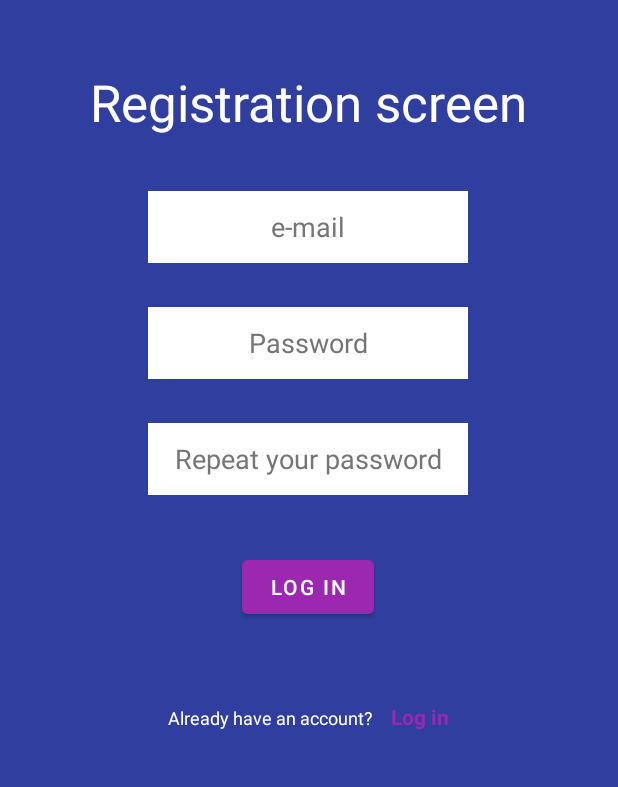
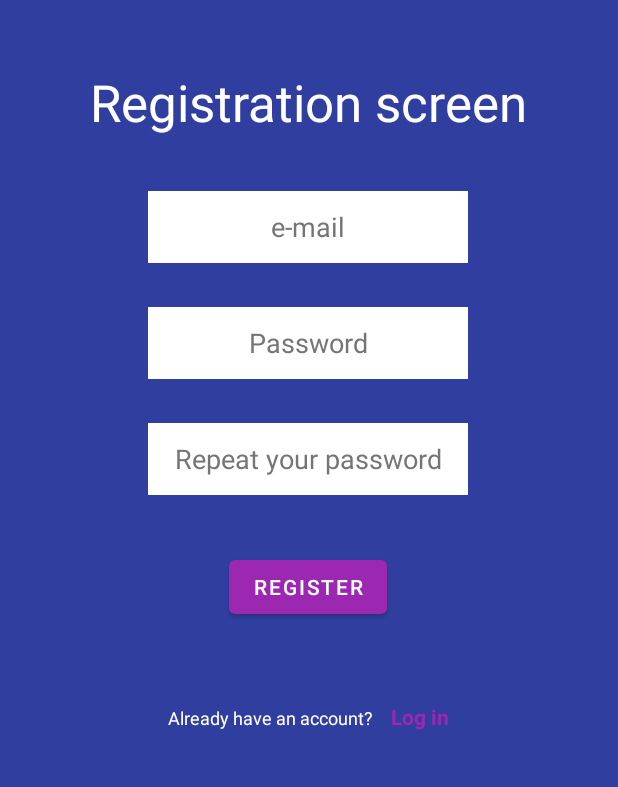
Before and after one commit to Damian-Chowanski/EngineeringThesis, an Android app: the RegistrationActivity screen opened directly, with no data from a screen before it, on a phone screen of 412 x 824 dp, the part 449-1236 px from its top. Run offline under Robolectric (Android 15) with nearby library versions, the phone set to English and light mode, and no system bars.

Commit message:
Registration's Edit text condition added

```diff
--- a/app/src/main/res/layout/activity_registration.xml
+++ b/app/src/main/res/layout/activity_registration.xml
@@ -30,7 +30,7 @@
         android:textAlignment="center"
         android:textColor="@color/white"
         android:textSize="34sp"
-        app:layout_constraintBottom_toTopOf="@+id/login_email"
+        app:layout_constraintBottom_toTopOf="@+id/register_email"
         app:layout_constraintEnd_toEndOf="parent"
         app:layout_constraintHorizontal_bias="0.497"
         app:layout_constraintStart_toStartOf="parent"
@@ -38,7 +38,7 @@
         app:layout_constraintVertical_bias="0.564" />
 
     <EditText
-        android:id="@+id/login_email"
+        android:id="@+id/register_email"
         android:layout_width="wrap_content"
         android:layout_height="wrap_content"
         android:layout_marginTop="8dp"
@@ -52,14 +52,14 @@
         android:textAlignment="center"
         android:textColor="@color/black"
         android:textColorHint="#757575"
-        app:layout_constraintBottom_toTopOf="@+id/login_password"
+        app:layout_constraintBottom_toTopOf="@+id/registration_password"
         app:layout_constraintEnd_toEndOf="parent"
         app:layout_constraintHorizontal_bias="0.497"
         app:layout_constraintStart_toStartOf="parent"
         app:layout_constraintTop_toBottomOf="@+id/registration_tittle" />
 
     <EditText
-        android:id="@+id/login_password"
+        android:id="@+id/registration_password"
         android:layout_width="wrap_content"
         android:layout_height="wrap_content"
         android:layout_marginBottom="8dp"
@@ -75,7 +75,7 @@
         app:layout_constraintEnd_toEndOf="parent"
         app:layout_constraintHorizontal_bias="0.497"
         app:layout_constraintStart_toStartOf="parent"
-        app:layout_constraintTop_toBottomOf="@+id/login_email" />
+        app:layout_constraintTop_toBottomOf="@+id/register_email" />
 
     <EditText
         android:id="@+id/repeat_password"
@@ -89,18 +89,18 @@
         android:minHeight="48dp"
         android:textAlignment="center"
         android:textColorHint="#757575"
-        app:layout_constraintBottom_toTopOf="@+id/login_button"
+        app:layout_constraintBottom_toTopOf="@+id/btn_register"
         app:layout_constraintEnd_toEndOf="parent"
         app:layout_constraintHorizontal_bias="0.497"
         app:layout_constraintStart_toStartOf="parent"
-        app:layout_constraintTop_toBottomOf="@+id/login_password" />
+        app:layout_constraintTop_toBottomOf="@+id/registration_password" />
 
     <Button
-        android:id="@+id/login_button"
+        android:id="@+id/btn_register"
         android:layout_width="wrap_content"
         android:layout_height="wrap_content"
         android:layout_marginBottom="32dp"
-        android:text="@string/log_in_button"
+        android:text="@string/register"
         app:backgroundTint="@color/secondary"
         app:layout_constraintBottom_toTopOf="@+id/login_line"
         app:layout_constraintEnd_toEndOf="parent"
@@ -117,7 +117,7 @@
         app:layout_constraintEnd_toEndOf="parent"
         app:layout_constraintHorizontal_bias="0.498"
         app:layout_constraintStart_toStartOf="parent"
-        app:layout_constraintTop_toBottomOf="@+id/login_button">
+        app:layout_constraintTop_toBottomOf="@+id/btn_register">
 
         <TextView
             android:id="@+id/have_an_account_text"
--- a/app/src/main/res/values/strings.xml
+++ b/app/src/main/res/values/strings.xml
@@ -11,4 +11,5 @@
     <string name="repeat_password">Repeat your password</string>
     <string name="already_have_an_account">Already have an account?</string>
     <string name="log_in_textView">Log in</string>
+    <string name="register">Register</string>
 </resources>
```
Also changed, not shown: app/src/main/java/com/example/engineeringapp/RegistrationActivity.kt (+42 -3 lines), app/src/main/res/layout/activity_login.xml (+9 -9 lines), app/src/main/res/images/Logo1.png (deleted).
